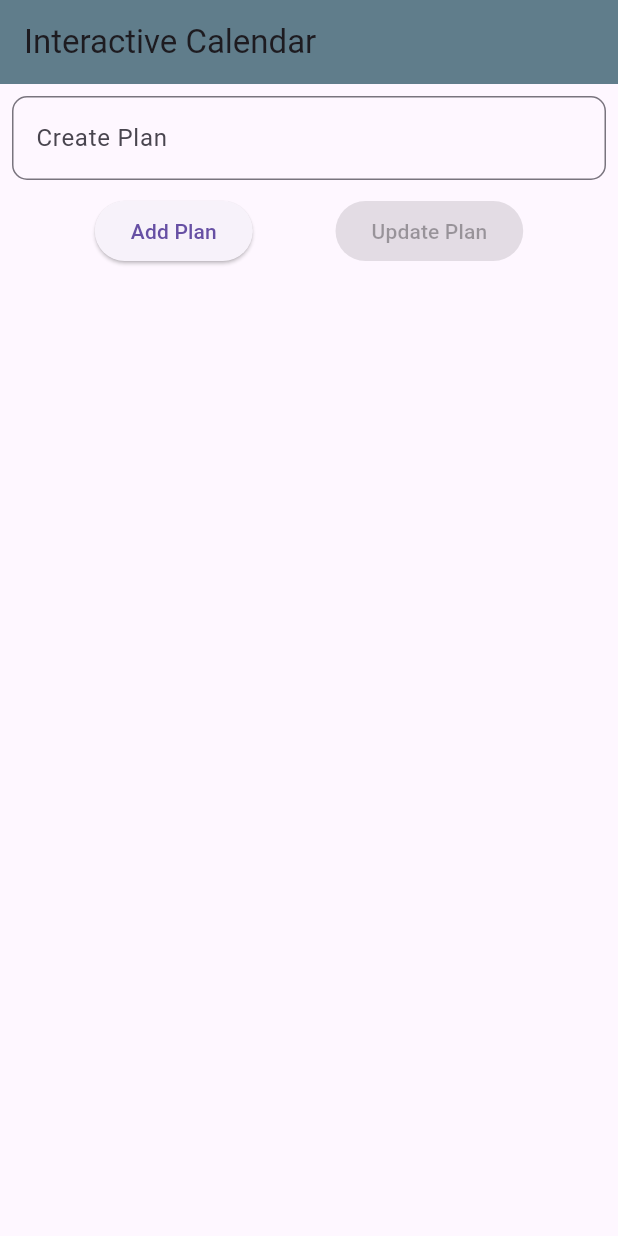
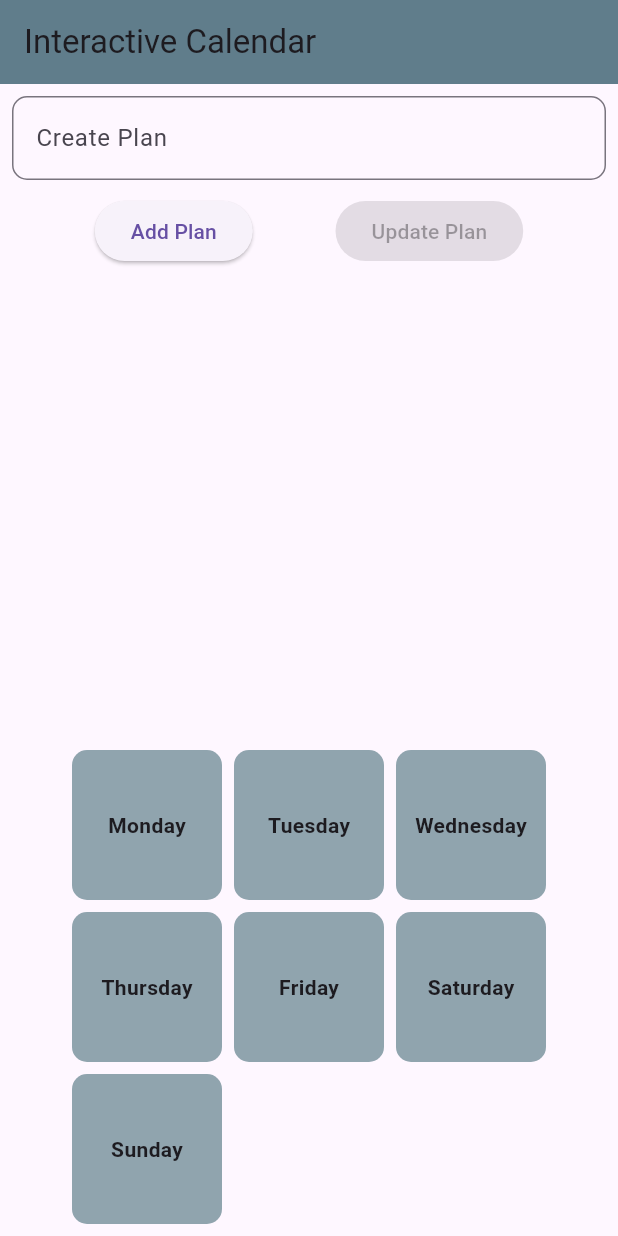
Before and after one commit to amean101/CW4, a Flutter app: the screen it shows after launch, on a phone screen of 412 x 824 dp. Run offline on Flutter 3.47's test engine with Material 3 defaults, Android fonts, the phone set to English and light mode, and no system bars.

Commit message:
added Map to add plans to the days of the month as well as being able to drag plans to the day

```diff
--- a/lib/home_page.dart
+++ b/lib/home_page.dart
@@ -19,6 +19,15 @@ class _PlanManagerScreenState extends State<PlanManagerScreen> {
   final TextEditingController planController = TextEditingController();
   final List<Plans> plans = [];
   int? editingIndex;
+  Map<String, List<Plans>> weeklyTasks = {
+    'Monday': [],
+    'Tuesday': [],
+    'Wednesday': [],
+    'Thursday': [],
+    'Friday': [],
+    'Saturday': [],
+    'Sunday': [],
+  };
 
   //Method that adds plan
   void _addPlan() {
@@ -99,10 +108,30 @@ class _PlanManagerScreenState extends State<PlanManagerScreen> {
             ),
             const SizedBox(height: 10),
             Expanded(
+              child: Column(
+                children: [
+                  Expanded(
                     child: ListView.builder(
                       itemCount: plans.length,
                       itemBuilder: (context, index) {
-                  return Card(
+                        return Draggable<Plans>(
+                          data: plans[index],
+                          feedback: Material(
+                            child: Container(
+                              padding: const EdgeInsets.all(8.0),
+                              color: Colors.blueGrey,
+                              child: Text(plans[index].plan,
+                                  style: const TextStyle(color: Colors.white)),
+                            ),
+                          ),
+                          childWhenDragging: Card(
+                            child: ListTile(
+                              title: Text(plans[index].plan,
+                                  style: TextStyle(color: Colors.grey)),
+                            ),
+                          ),
+                          child: Card(
+                            color: plans[index].completionStatus ? Colors.green[200] : null,
                             child: ListTile(
                               title: Text(plans[index].plan),
                               leading: Checkbox(
@@ -123,15 +152,48 @@ class _PlanManagerScreenState extends State<PlanManagerScreen> {
                                 ],
                               ),
                             ),
+                          ),
                         );
                       },
                     ),
                   ),
-
+                  const SizedBox(height: 10),
+                  Wrap(
+                    spacing: 8.0,
+                    runSpacing: 8.0,
+                    children: weeklyTasks.keys.map((day) {
+                      return DragTarget<Plans>(
+                        onAccept: (plan) {
+                          setState(() {
+                            weeklyTasks[day]!.add(plan);
+                          });
+                        },
+                        builder: (context, candidateData, rejectedData) {
+                          return Container(
+                            width: 100,
+                            height: 100,
+                            decoration: BoxDecoration(
+                              color: Colors.blueGrey[300],
+                              borderRadius: BorderRadius.circular(10),
+                            ),
+                            child: Column(
+                              mainAxisAlignment: MainAxisAlignment.center,
+                              children: [
+                                Text(day, style: const TextStyle(fontWeight: FontWeight.bold)),
+                                ...weeklyTasks[day]!.map((task) => Text(task.plan)).toList(),
+                              ],
+                            ),
+                          );
+                        },
+                      );
+                    }).toList(),
+                  ),
+                ],
+              ),
+            ),
           ],
         ),
       ),
     );
-
   }
 }
```
Also changed, not shown: lib/plans.dart (deleted). Lines whose indentation alone changed are shown as unchanged.
